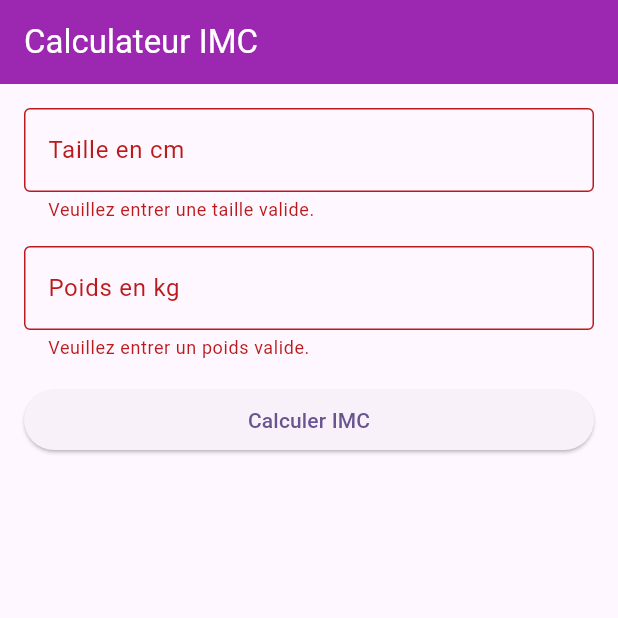
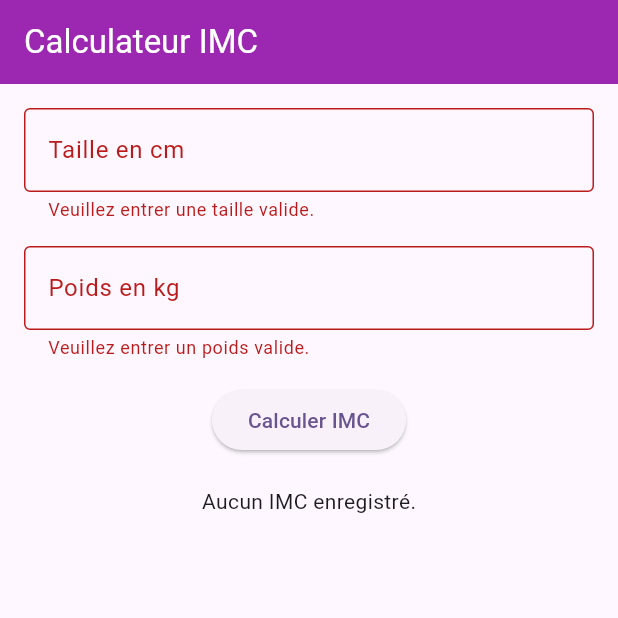
Before and after one commit to naelbenaissa/flutter_etu, a Flutter app: the screen it shows after launch, after a tap on "Calculer IMC", on a phone screen of 412 x 824 dp, the top half of it. Run offline on Flutter 3.47's test engine with Material 3 defaults, Android fonts, the phone set to English and light mode, and no system bars; our stand-ins replace sqflite; accounts and stored records are empty.

Commit message:
IMC data fait

```diff
--- a/lib/main.dart
+++ b/lib/main.dart
@@ -2,6 +2,7 @@ import 'package:flutter/material.dart';
 import 'package:flutter_imc/views/home/home.dart';
 
 void main() {
+  WidgetsFlutterBinding.ensureInitialized();
   runApp(const MyApp());
 }
 
--- a/lib/models/imc.dart
+++ b/lib/models/imc.dart
@@ -1,25 +1,24 @@
 class Imc {
-  final int id;
-  final DateTime date;
+  final int? id;
+  final double imc;
+  final String date;
 
   Imc({
-    required this.id,
+    this.id,
+    required this.imc,
     required this.date,
   });
 
-  // Convert a Dog into a Map. The keys must correspond to the names of the
-  // columns in the database.
   Map<String, Object?> toMap() {
     return {
       'id': id,
-      'date': date.toIso8601String(),
+      'imc': imc,
+      'date': date,
     };
   }
 
-  // Implement toString to make it easier to see information about
-  // each dog when using the print statement.
   @override
   String toString() {
-    return 'Imc{id: $id, date: $date}';
+    return 'Imc{id: $id, imc: $imc, date: $date}';
   }
 }
--- a/lib/services/data_provider.dart
+++ b/lib/services/data_provider.dart
@@ -33,7 +33,7 @@ class DataProvider {
       onCreate: (db, version) {
         // Run the CREATE TABLE statement on the database.
         return db.execute(
-          'CREATE TABLE imc(id INTEGER PRIMARY KEY, date TEXT)',
+          'CREATE TABLE imc(id INTEGER PRIMARY KEY AUTOINCREMENT, imc DOUBLE, date TEXT)',
         );
       },
       // Set the version. This executes the onCreate function and provides a
@@ -71,9 +71,10 @@ class DataProvider {
     return [
       for (final {
       'id': id as int,
-      'date': date as DateTime,
+      'imc': imc as double,
+      'date': date as String,
       } in imcMaps)
-        Imc(id: id, date: date),
+        Imc(id: id, imc: imc, date: date),
     ];
   }
 
--- a/lib/views/home/home.dart
+++ b/lib/views/home/home.dart
@@ -1,4 +1,11 @@
 import 'package:flutter/material.dart';
+import 'package:flutter_imc/models/imc.dart';
+import '../../services/data_provider.dart';
+import 'package:intl/intl.dart';
+
+Future<void> main() async {
+  runApp(const Home());
+}
 
 class Home extends StatefulWidget {
   const Home({super.key});
@@ -12,18 +19,78 @@ class _HomeState extends State<Home> {
   final _tailleController = TextEditingController();
   final _poidsController = TextEditingController();
 
+  final DataProvider _dataProvider = DataProvider.instance;
+  late Future<List<Imc>> _imcList;
 
-  void _calculerIMC() {
+  @override
+  void initState() {
+    super.initState();
+    _imcList = _dataProvider.imc();
+  }
+
+  @override
+  void dispose() {
+    _dataProvider.close();
+    _tailleController.dispose();
+    _poidsController.dispose();
+    super.dispose();
+  }
+
+  Future<void> _calculerIMC() async {
     if (_formKey.currentState!.validate()) {
       final taille = double.parse(_tailleController.text) / 100;
       final poids = double.parse(_poidsController.text);
       final imc = poids / (taille * taille);
 
+      final newImc = Imc(imc: imc, date: DateTime.now().toString());
+      await _dataProvider.insertImc(newImc);
+
+      setState(() {
+        _imcList = _dataProvider.imc();
+      });
+
+      String categorie;
+      Color couleur;
+
+      if (imc < 18.5) {
+        categorie = "Sous-poids";
+        couleur = Colors.blue;
+      } else if (imc >= 18.5 && imc < 25) {
+        categorie = "Poids normal";
+        couleur = Colors.green;
+      } else if (imc >= 25 && imc < 30) {
+        categorie = "Surpoids";
+        couleur = Colors.orange;
+      } else {
+        categorie = "Obésité";
+        couleur = Colors.red;
+      }
+
       showDialog(
         context: context,
         builder: (context) => AlertDialog(
           title: const Text('Votre IMC'),
-          content: Text('Votre IMC est de ${imc.toStringAsFixed(2)}'),
+          content: Column(
+            mainAxisSize: MainAxisSize.min,
+            children: [
+              Text(
+                'Votre IMC est de ${imc.toStringAsFixed(2)}\n($categorie)',
+                style: const TextStyle(fontSize: 16, fontWeight: FontWeight.bold),
+                textAlign: TextAlign.center,
+              ),
+              const SizedBox(height: 16),
+              LinearProgressIndicator(
+                value: _getImcProgress(imc),
+                backgroundColor: Colors.grey[300],
+                valueColor: AlwaysStoppedAnimation<Color>(couleur),
+              ),
+              const SizedBox(height: 8),
+              Text(
+                'IMC idéal : 18.5 - 24.9',
+                style: TextStyle(color: Colors.grey[700], fontSize: 14),
+              ),
+            ],
+          ),
           actions: [
             TextButton(
               onPressed: () => Navigator.pop(context),
@@ -33,6 +100,12 @@ class _HomeState extends State<Home> {
         ),
       );
     }
+  }
+
+  double _getImcProgress(double imc) {
+    const minImc = 10.0;
+    const maxImc = 40.0;
+    return ((imc - minImc) / (maxImc - minImc)).clamp(0.0, 1.0);
   }
 
   @override
@@ -45,10 +118,12 @@ class _HomeState extends State<Home> {
       ),
       body: Padding(
         padding: const EdgeInsets.all(16.0),
-        child: Form(
+        child: Column(
+          crossAxisAlignment: CrossAxisAlignment.stretch,
+          children: [
+            Form(
               key: _formKey,
               child: Column(
-            crossAxisAlignment: CrossAxisAlignment.stretch,
                 children: [
                   TextFormField(
                     controller: _tailleController,
@@ -57,7 +132,9 @@ class _HomeState extends State<Home> {
                       border: OutlineInputBorder(),
                     ),
                     keyboardType: TextInputType.number,
-                validator: (value) => (value == null || double.tryParse(value) == null || double.parse(value) <= 0)
+                    validator: (value) => (value == null ||
+                            double.tryParse(value) == null ||
+                            double.parse(value) <= 0)
                         ? 'Veuillez entrer une taille valide.'
                         : null,
                   ),
@@ -69,7 +146,9 @@ class _HomeState extends State<Home> {
                       border: OutlineInputBorder(),
                     ),
                     keyboardType: TextInputType.number,
-                validator: (value) => (value == null || double.tryParse(value) == null || double.parse(value) <= 0)
+                    validator: (value) => (value == null ||
+                            double.tryParse(value) == null ||
+                            double.parse(value) <= 0)
                         ? 'Veuillez entrer un poids valide.'
                         : null,
                   ),
@@ -81,6 +160,41 @@ class _HomeState extends State<Home> {
                 ],
               ),
             ),
+            const SizedBox(height: 20),
+            SingleChildScrollView(
+              child: Expanded(
+                child: FutureBuilder<List<Imc>>(
+                  future: _imcList,
+                  builder: (context, snapshot) {
+                    if (snapshot.connectionState == ConnectionState.waiting) {
+                      return const Center(child: CircularProgressIndicator());
+                    } else if (snapshot.hasError) {
+                      return const Center(
+                          child:
+                              Text('Erreur lors du chargement des données.'));
+                    } else if (!snapshot.hasData || snapshot.data!.isEmpty) {
+                      return const Center(child: Text('Aucun IMC enregistré.'));
+                    }
+
+                    final imcList = snapshot.data!;
+                    return ListView.builder(
+                      itemCount: imcList.length,
+                      itemBuilder: (context, index) {
+                        final imc = imcList[index];
+                        final dateFormatted = DateFormat('dd MM yyyy').format(
+                            DateTime.parse(imc.date));
+                        return ListTile(
+                          title: Text('IMC : ${imc.imc.toStringAsFixed(2)}'),
+                          subtitle: Text('Date : $dateFormatted'),
+                        );
+                      },
+                    );
+                  },
+                ),
+              ),
+            )
+          ],
+        ),
       ),
     );
   }
--- a/pubspec.yaml
+++ b/pubspec.yaml
@@ -39,6 +39,7 @@ dependencies:
   cupertino_icons: ^1.0.8
   sqflite: ^2.4.1
   path: ^1.9.0
+  intl: ^0.19.0
 
 dev_dependencies:
   flutter_test:
```
Also changed, not shown: pubspec.lock. Lines whose indentation alone changed are shown as unchanged.
